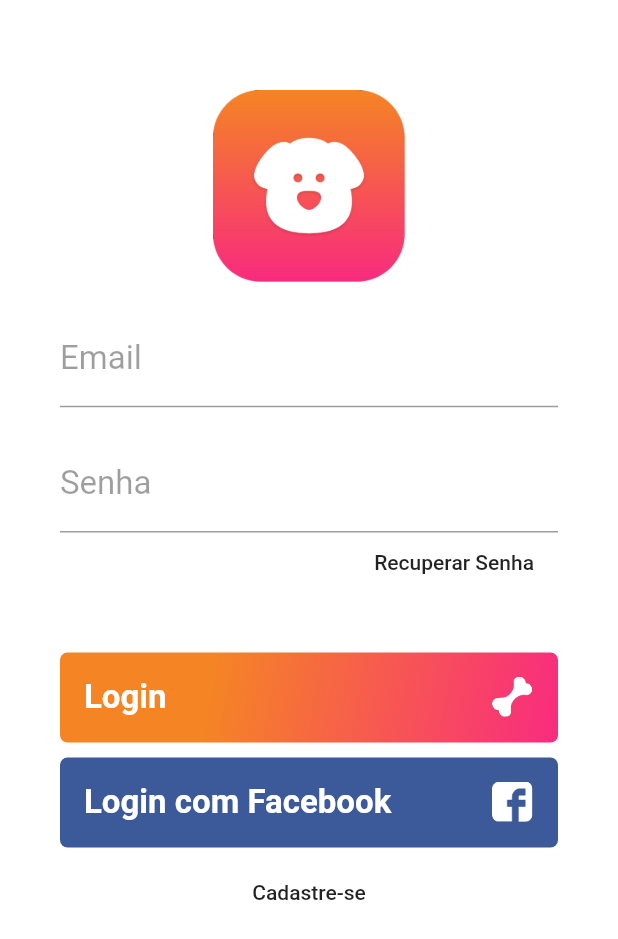
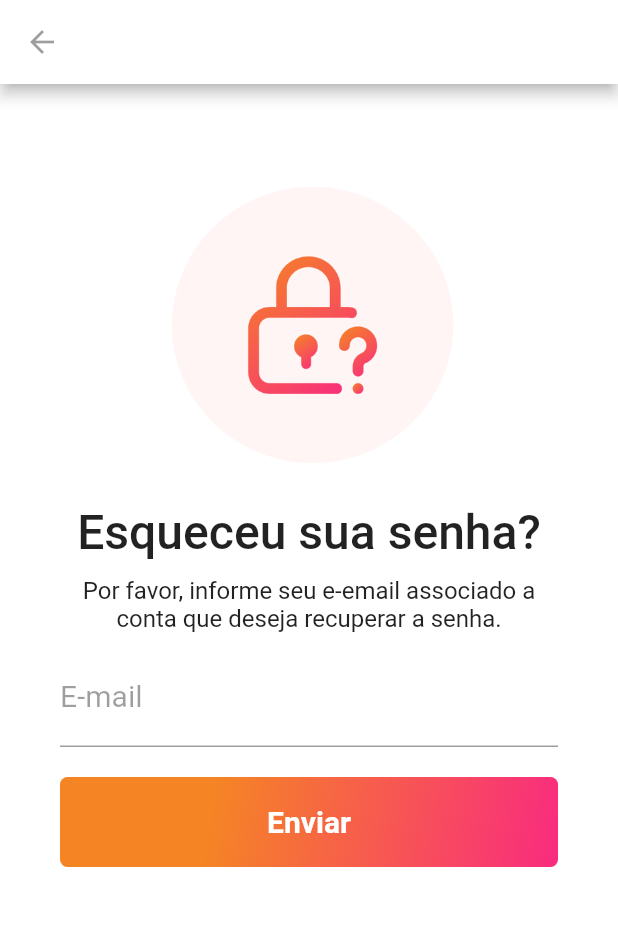
Before and after one commit to felipefpm/-flutter-adoteUmDoguinho, a Flutter app: the screen it shows after launch, after a tap on "Recuperar Senha", on a phone screen of 412 x 824 dp. Shown: the top 939 px of the screen. Run offline on Flutter 3.47's test engine with Material 2 defaults, Android fonts, the phone set to English and light mode, and no system bars.

Commit message:
Feature password restore page

```diff
--- a/lib/pages/login-page.dart
+++ b/lib/pages/login-page.dart
@@ -1,4 +1,5 @@
 import 'package:flutter/material.dart';
+import 'package:login_page/pages/reset-password-page.dart';
 
 class LoginPage extends StatelessWidget {
   @override
@@ -48,7 +49,13 @@ class LoginPage extends StatelessWidget {
                 child: Text(
                   "Recuperar Senha",
                 ),
-                onPressed: () {},
+                onPressed: () {
+                  Navigator.push(
+                      context,
+                      MaterialPageRoute(
+                        builder: (context) => ResetPasswordPage(),
+                      ));
+                },
               ),
             ),
             SizedBox(height: 40),
--- /dev/null
+++ b/lib/pages/reset-password-page.dart
@@ -0,0 +1,110 @@
+import 'package:flutter/cupertino.dart';
+import 'package:flutter/material.dart';
+
+class ResetPasswordPage extends StatelessWidget {
+  @override
+  Widget build(BuildContext context) {
+    return Scaffold(
+      appBar: AppBar(
+        backgroundColor: Colors.white,
+        leading: IconButton(
+          icon: Icon(Icons.arrow_back),
+          color: Colors.black38,
+          onPressed: () => Navigator.pop(context, false),
+        ),
+      ),
+      body: Container(
+        color: Colors.white,
+        child: ListView(
+          children: <Widget>[
+            SizedBox(
+              width: 200,
+              height: 200,
+              child: Image.asset("assets/reset-password-icon.png"),
+            ),
+            SizedBox(
+              height: 20,
+            ),
+            Text(
+              "Esqueceu sua senha?",
+              style: TextStyle(
+                fontSize: 32,
+                fontWeight: FontWeight.w500,
+              ),
+              textAlign: TextAlign.center,
+            ),
+            SizedBox(
+              height: 10,
+            ),
+            Text(
+              "Por favor, informe seu e-email associado a conta que deseja recuperar a senha.",
+              style: TextStyle(
+                fontSize: 16,
+                fontWeight: FontWeight.w400,
+              ),
+              textAlign: TextAlign.center,
+            ),
+            SizedBox(
+              height: 10,
+            ),
+            TextFormField(
+              keyboardType: TextInputType.emailAddress,
+              style: TextStyle(fontSize: 20),
+              decoration: InputDecoration(
+                labelText: "E-mail",
+                labelStyle: TextStyle(
+                  color: Colors.black38,
+                  fontWeight: FontWeight.w400,
+                  fontSize: 20,
+                ),
+              ),
+            ),
+            SizedBox(
+              height: 20,
+            ),
+            Container(
+              height: 60,
+              alignment: Alignment.centerLeft,
+              decoration: BoxDecoration(
+                gradient: LinearGradient(
+                  begin: Alignment.topLeft,
+                  end: Alignment.bottomRight,
+                  stops: [0.3, 1],
+                  colors: [
+                    Color(0xFFF58524),
+                    Color(0xFFF92B7F),
+                  ],
+                ),
+                borderRadius: BorderRadius.all(
+                  Radius.circular(5),
+                ),
+              ),
+              child: SizedBox.expand(
+                child: FlatButton(
+                  onPressed: () {},
+                  child: Text(
+                    "Enviar",
+                    style: TextStyle(
+                      fontWeight: FontWeight.bold,
+                      color: Colors.white,
+                      fontSize: 20,
+                    ),
+                    textAlign: TextAlign.center,
+                  ),
+                ),
+              ),
+            ),
+            SizedBox(
+              height: 20,
+            )
+          ],
+        ),
+        padding: EdgeInsets.only(
+          top: 60,
+          left: 40,
+          right: 40,
+        ),
+      ),
+    );
+  }
+}
```
